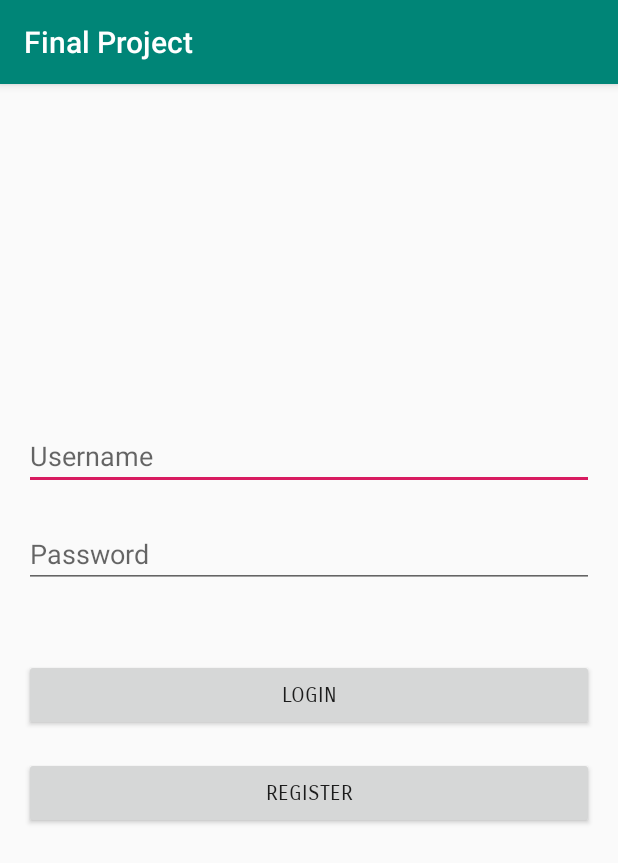
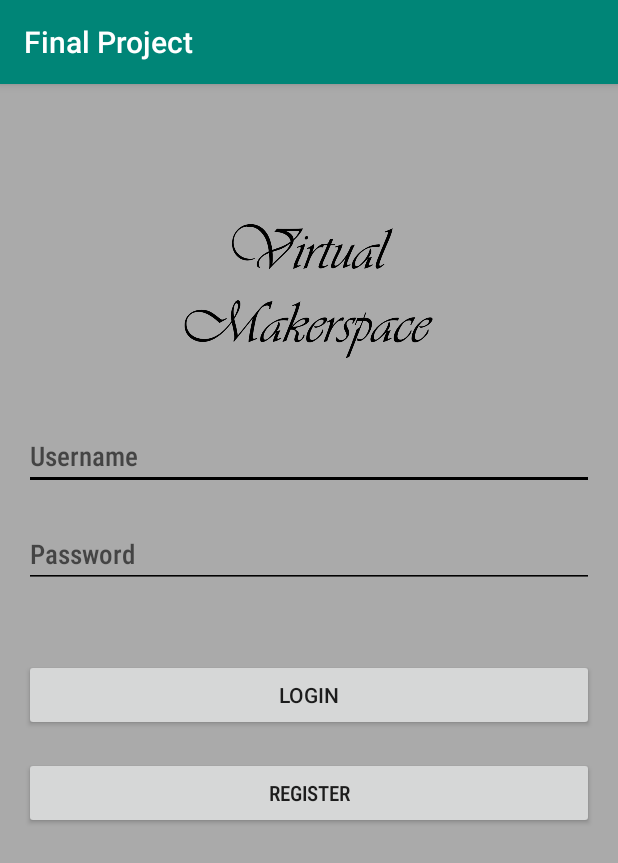
Before and after one commit to CSCE-4623/AndroidApp, an Android app: the screen it shows after launch (LoginActivity), on a phone screen of 412 x 824 dp. Shown: the top 863 px of the screen. Run offline under Robolectric (Android 15) with nearby library versions, the phone set to English and light mode, and no system bars; our stand-ins replace Firebase (no records; nobody signed in at launch, a user with empty details on screens opened directly).

Commit message:
Added a logo, changed login screen to gray and some font changes

```diff
--- a/app/src/main/res/layout/activity_login.xml
+++ b/app/src/main/res/layout/activity_login.xml
@@ -6,16 +6,26 @@
     android:layout_height="match_parent"
     android:paddingLeft="16dp"
     android:paddingRight="16dp"
+    android:background="@android:color/darker_gray"
     tools:context=".view.LoginActivity">
+
+    <ImageView
+        android:layout_width="wrap_content"
+        android:layout_height="125dp"
+        android:layout_gravity="center_horizontal"
+        android:layout_marginTop="75dp"
+        android:src="@drawable/logo" />
 
     <EditText
         android:id="@+id/email_input"
         android:layout_width="match_parent"
         android:layout_height="wrap_content"
         android:layout_marginTop="225dp"
+        android:autofillHints=""
+        android:backgroundTint="@android:color/primary_text_light"
+        android:fontFamily="sans-serif-condensed-medium"
         android:hint="@string/email"
-        android:inputType="textEmailAddress"
-        android:autofillHints="" />
+        android:inputType="textEmailAddress" />
 
     <EditText
         android:id="@+id/password_input"
@@ -23,9 +33,11 @@
         android:layout_height="wrap_content"
         android:layout_alignTop="@+id/email_input"
         android:layout_marginTop="65dp"
+        android:autofillHints=""
+        android:fontFamily="sans-serif-condensed-medium"
         android:hint="@string/password"
         android:inputType="textPassword"
-        android:autofillHints="" />
+        android:backgroundTint="@android:color/primary_text_light"/>
 
     <Button
         android:id="@+id/btn_login"
@@ -33,7 +45,7 @@
         android:layout_height="wrap_content"
         android:layout_alignBottom="@+id/password_input"
         android:layout_marginBottom="-95dp"
-        android:fontFamily="sans-serif-smallcaps"
+        android:fontFamily="sans-serif-medium"
         android:text="@string/login" />
 
     <Button
@@ -42,7 +54,7 @@
         android:layout_height="wrap_content"
         android:layout_alignBottom="@+id/btn_login"
         android:layout_marginBottom="-65dp"
-        android:fontFamily="sans-serif-smallcaps"
+        android:fontFamily="sans-serif-condensed-medium"
         android:text="@string/register" />
 
     <ProgressBar
@@ -51,6 +63,7 @@
         android:layout_width="wrap_content"
         android:layout_height="wrap_content"
         android:layout_centerHorizontal="true"
-        android:layout_centerVertical="true" />
+        android:layout_centerVertical="true"
+        android:indeterminateTint="@android:color/white"/>
 
 </RelativeLayout>
```
Also changed, not shown: app/src/main/res/drawable/logo.png (added).
